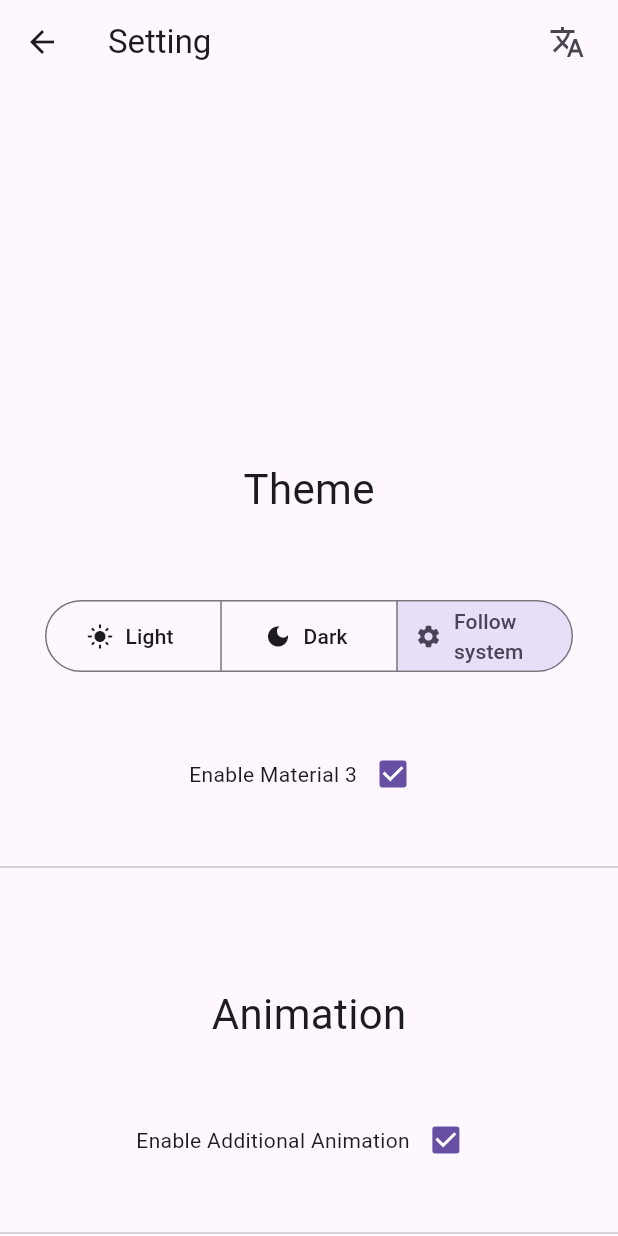
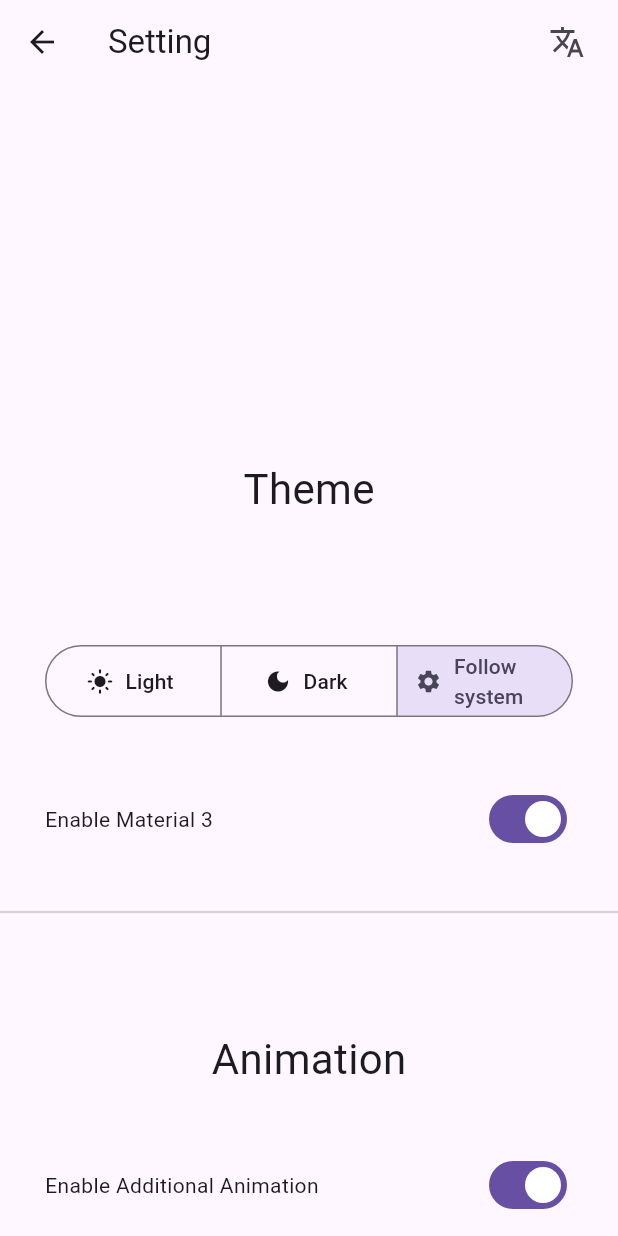
Before and after one commit to Crequency/KitX-Mobile, a Flutter app: the SettingsPage screen opened by its route, on a phone screen of 412 x 824 dp. Run offline on Flutter 3.47's test engine with Material 2 defaults, Android fonts, the phone set to English and light mode, and no system bars; our stand-ins replace built_collection, built_value, community_material_icon, device_info_plus, flutter_blue_plus, get and 4 more; missing offline and left inert: f_logs, mac_address, network_info_plus; accounts and stored records are empty.

```diff
--- a/kitx_mobile/lib/pages/settings_page.dart
+++ b/kitx_mobile/lib/pages/settings_page.dart
@@ -8,6 +8,7 @@ import 'package:get/get.dart';
 import 'package:kitx_mobile/converters/size_converter.dart';
 
 import 'package:kitx_mobile/themes/light_theme.dart';
+import 'package:kitx_mobile/utils/composer.dart';
 
 import 'package:kitx_mobile/utils/config.dart';
 import 'package:kitx_mobile/utils/global.dart';
@@ -45,7 +46,7 @@ class SettingsGroupDivider extends StatelessWidget {
   const SettingsGroupDivider({super.key});
 
   @override
-  Widget build(BuildContext context){
+  Widget build(BuildContext context) {
     return Column(
       children: [
         SizedBox(height: 30),
@@ -143,8 +144,12 @@ class _SettingsPageState extends State<SettingsPage> {
       body: ListView(
         children: [
           const SizedBox(height: 60 * 3),
+          group(
             SettingsGroupTitle(titleKey: 'SettingsPage_Theme'),
+            Column(
+              children: [
                 Container(
+                  width: double.infinity,
                   margin: EdgeInsets.symmetric(horizontal: 30, vertical: 10),
                   child: SegmentedButton<ThemeMode>(
                     emptySelectionAllowed: false,
@@ -181,46 +186,56 @@ class _SettingsPageState extends State<SettingsPage> {
                   ),
                 ),
                 const SizedBox(height: 30),
-          Row(
-            mainAxisAlignment: MainAxisAlignment.center,
+                Container(
+                  padding: EdgeInsets.symmetric(horizontal: 30),
+                  child: Row(
+                    mainAxisAlignment: MainAxisAlignment.spaceBetween,
                     children: [
                       Text('${'Public_Enable'.tr} Material 3'),
                       Obx(
-                () => Checkbox(
+                        () => Switch.adaptive(
                           value: useMaterial3.value,
                           onChanged: (selection) {
-                    if (selection != null) {
-                      // Get.changeTheme(Get.theme.copyWith(useMaterial3: selection));
                             Global.updateTheme(useMaterial3: selection);
                             useMaterial3.value = selection;
                             saveChanges(context);
-                    }
                           },
                         ),
                       ),
                     ],
                   ),
+                ),
+              ],
+            ),
             const SettingsGroupDivider(),
+          ),
+          group(
             SettingsGroupTitle(titleKey: 'Public_Animation'),
-          Row(
-            mainAxisAlignment: MainAxisAlignment.center,
+            Container(
+              padding: EdgeInsets.symmetric(horizontal: 30),
+              child: Row(
+                mainAxisAlignment: MainAxisAlignment.spaceBetween,
                 children: [
                   Text('${'Public_Enable'.tr} ${'Public_Additional'.tr} ${'Public_Animation'.tr}'),
                   Obx(
-                () => Checkbox(
+                    () => Switch.adaptive(
                       value: Global.animationEnabled.value,
                       onChanged: (selection) {
-                    if (selection != null) {
                         Global.animationEnabled.value = selection;
                         saveChanges(context);
-                    }
                       },
                     ),
                   ),
                 ],
               ),
+            ),
             const SettingsGroupDivider(),
+            spacer: null,
+          ),
+          group(
             SettingsGroupTitle(titleKey: 'Public_Log'),
+            Column(
+              children: [
                 Row(
                   mainAxisAlignment: MainAxisAlignment.center,
                   children: [
@@ -282,7 +297,11 @@ class _SettingsPageState extends State<SettingsPage> {
                     child: Text('SettingsPage_CleanLog'.tr),
                   ),
                 ),
+              ],
+            ),
             const SettingsGroupDivider(),
+            spacer: null,
+          ),
           const SizedBox(height: 300),
         ],
       ),
```
Lines whose indentation alone changed are shown as unchanged.
